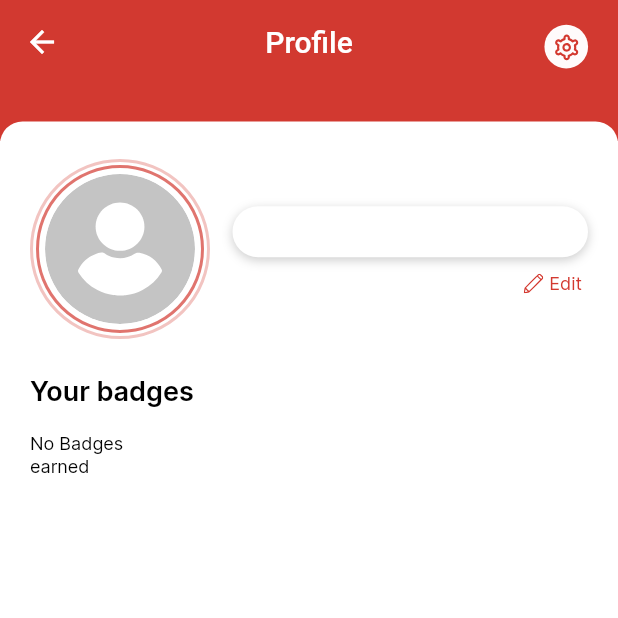
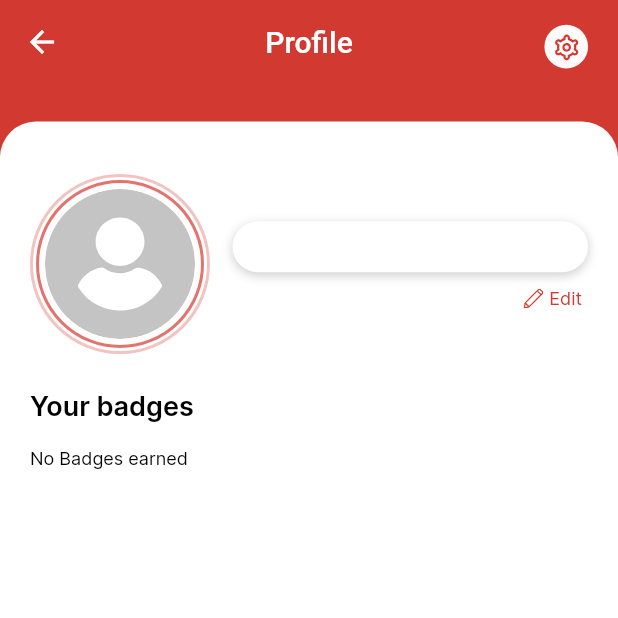
Before and after one commit to mindrootstech/Ciao-Chow, a Flutter app: the ProfileView screen opened directly, after a tap on "Edit", on a phone screen of 412 x 824 dp, the top half of it. Run offline on Flutter 3.47's test engine with Material 2 defaults, Android fonts, the phone set to English and light mode, and no system bars; drawn by our look-alikes of percent_indicator; our stand-ins replace cached_network_image, carousel_slider, easy_localization, expandable_text, firebase_core, firebase_messaging and 11 more; missing offline and left inert: qr_code_scanner; accounts and stored records are empty; network calls fail.

Commit message:
all work complete

```diff
--- a/assets/langs/en-US.json
+++ b/assets/langs/en-US.json
@@ -77,6 +77,7 @@
   "new_password": "New Password",
   "confirm_password": "Confirm Password",
   "no_badges": "No Badges\nearned",
+  "no_badges_profile": "No Badges earned",
   "i_understand": "I understand and accept the deal's terms and\nconditions.",
   "please_scan": "Please scan the QR code available at the business location to complete the check-in.",
   "please_fill_details": "Please fill in the details below to add a new card. You will be able to select this card during the checkout flow."
--- a/lib/dashboard/events/eventMain/EventsView.dart
+++ b/lib/dashboard/events/eventMain/EventsView.dart
@@ -41,7 +41,7 @@ class EventsView extends StatelessWidget {
                             Utils.getString(context, 'events'),
                             style: CommonUi.customTextStyle1(
                                 Fonts.interSemiBold,
-                                20.0,
+                                22.0,
                                 FontWeight.w600,
                                 AppColors.White,
                                 TextDecoration.none),
@@ -50,7 +50,7 @@ class EventsView extends StatelessWidget {
                         ),
                         Container(
                           color: AppColors.AppColorGrad2,
-                          height: 16,
+                          height: 29,
                         ),
                         SizedBox(
                           height: 200,
--- a/lib/dashboard/profile/ProfileView.dart
+++ b/lib/dashboard/profile/ProfileView.dart
@@ -48,11 +48,11 @@ class ProfileView extends StatelessWidget {
               crossAxisAlignment: CrossAxisAlignment.start,
               children: [
                 SizedBox(
-                  height: 40,
+                  height: 50,
                   child: Stack(
                     children: [
                       Container(
-                        height: 38,
+                        height: 48,
                         color: AppColors.AppColorGrad2,
                       ),
                       Positioned(
@@ -60,7 +60,7 @@ class ProfileView extends StatelessWidget {
                         right: 0,
                         left: 0,
                         child: Container(
-                          height: 15,
+                          height: 25,
                           width: Get.width,
                           decoration: CommonUi.commonBoxDecoration(
                               24.0, AppColors.White),
@@ -408,7 +408,7 @@ class ProfileView extends StatelessWidget {
                                   },
                                 )
                               : Text(
-                                  Utils.getString(context, 'no_badges'),
+                                  Utils.getString(context, 'no_badges_profile'),
                                   style: CommonUi.customTextStyle1(
                                       Fonts.interRegular,
                                       12.0,
```
Also changed, not shown: lib/dashboard/home/homeMain/HomeView.dart (+9 -12 lines), lib/notifications/NotificationsView.dart (+33 -32 lines).
